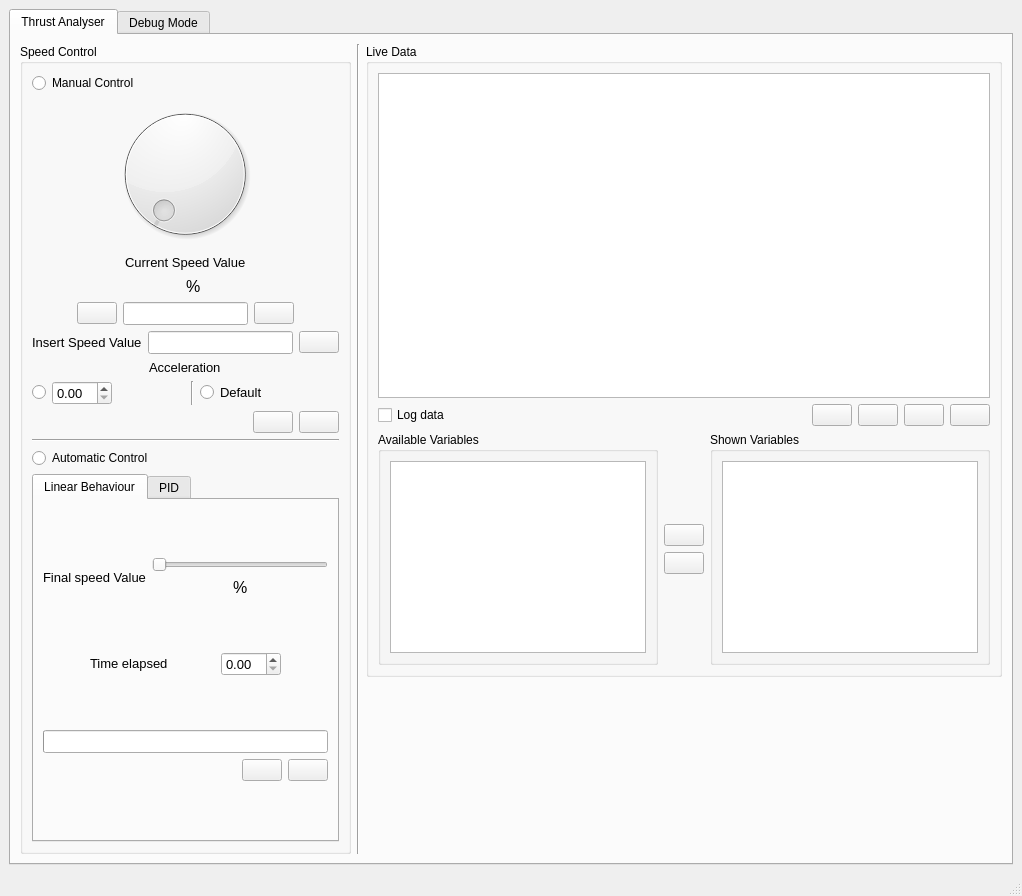
Old version of the form gui/thrust.ui in the repository emiliosku/ThrustAnalyser.
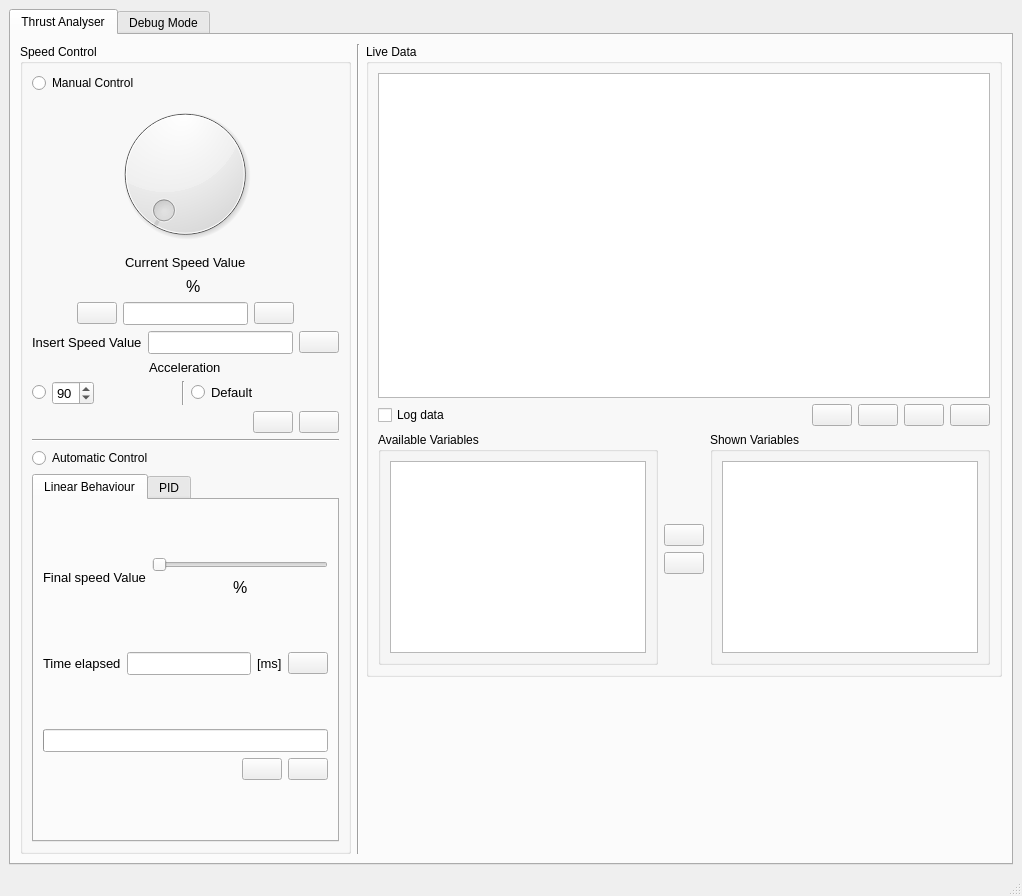
New version of the form.

```diff
--- a/gui/thrust.ui
+++ b/gui/thrust.ui
@@ -335,13 +335,7 @@
                     </widget>
                    </item>
                    <item>
-                    <widget class="QDoubleSpinBox" name="sb_acc">
-                     <property name="sizePolicy">
-                      <sizepolicy hsizetype="Maximum" vsizetype="Fixed">
-                       <horstretch>0</horstretch>
-                       <verstretch>0</verstretch>
-                      </sizepolicy>
-                     </property>
+                    <widget class="QSpinBox" name="sb_acc">
                      <property name="font">
                       <font>
                        <pointsize>10</pointsize>
@@ -351,7 +345,7 @@
                       <cursorShape>PointingHandCursor</cursorShape>
                      </property>
                      <property name="value">
-                      <double>0.000000000000000</double>
+                      <number>90</number>
                      </property>
                     </widget>
                    </item>
@@ -629,9 +623,9 @@
                     </widget>
                    </item>
                    <item>
-                    <widget class="QDoubleSpinBox" name="sb_timeElapsed">
+                    <widget class="QLineEdit" name="txt_timeElapsed">
                      <property name="sizePolicy">
-                      <sizepolicy hsizetype="Maximum" vsizetype="Maximum">
+                      <sizepolicy hsizetype="Maximum" vsizetype="Fixed">
                        <horstretch>0</horstretch>
                        <verstretch>0</verstretch>
                       </sizepolicy>
@@ -641,8 +635,24 @@
                        <pointsize>10</pointsize>
                       </font>
                      </property>
-                     <property name="cursor">
-                      <cursorShape>PointingHandCursor</cursorShape>
+                    </widget>
+                   </item>
+                   <item>
+                    <widget class="QLabel" name="lbl_ms">
+                     <property name="font">
+                      <font>
+                       <pointsize>10</pointsize>
+                      </font>
+                     </property>
+                     <property name="text">
+                      <string>[ms]</string>
+                     </property>
+                    </widget>
+                   </item>
+                   <item>
+                    <widget class="QPushButton" name="pb_timeElapsed">
+                     <property name="text">
+                      <string/>
                      </property>
                     </widget>
                    </item>
```
Left out of the diff: 3 changed lines with no effect on the pictures.
